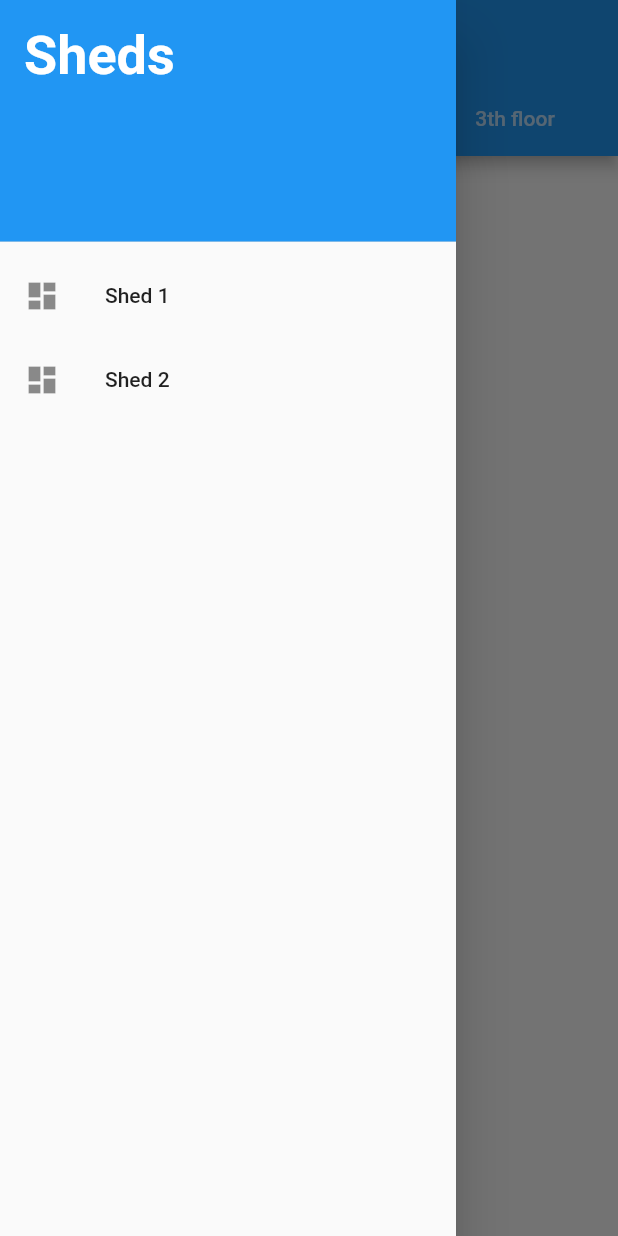
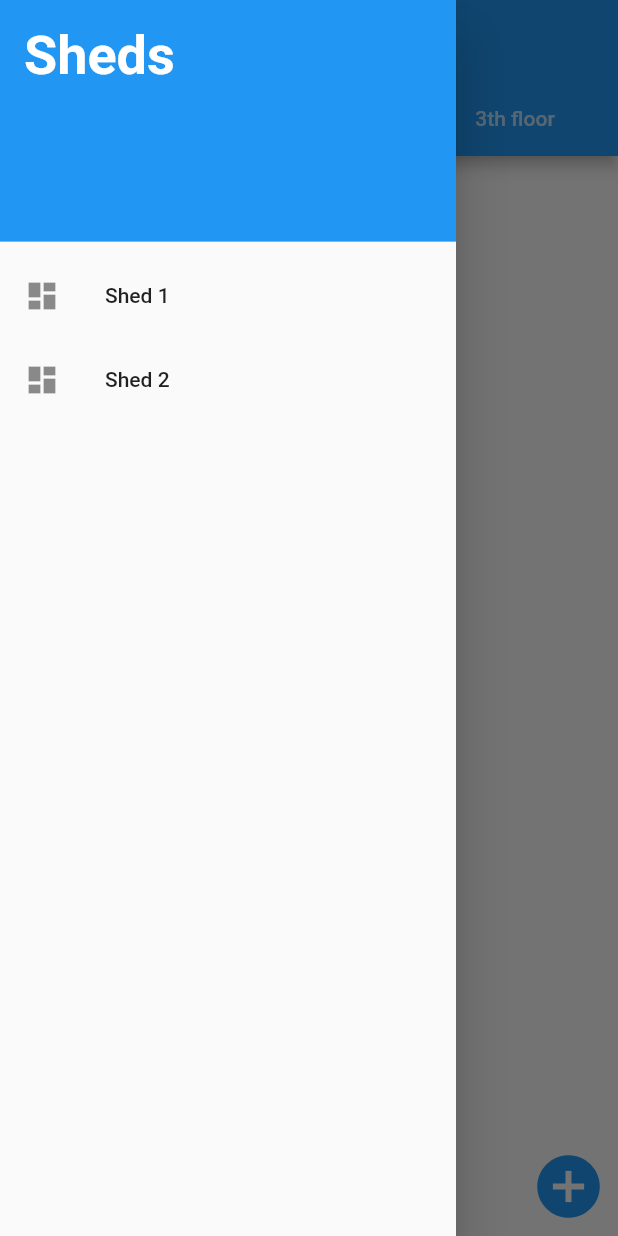
Before and after one commit to lucasguedes778/Propack, a Flutter app: the screen it shows after launch, with the side drawer open, on a phone screen of 412 x 824 dp. Run offline on Flutter 3.47's test engine with Material 2 defaults, Android fonts, the phone set to English and light mode, and no system bars; drawn by our look-alikes of reorderables.

Commit message:
Corrigindo bug no carregamento das caixas e na adição de novas caixas. Novo bug encontrado na remoção das caixas.

```diff
--- a/lib/boxesFloor.dart
+++ b/lib/boxesFloor.dart
@@ -177,6 +177,7 @@ class _BoxesFloorState extends State<BoxesFloor>{
               var dialogContext = context;
               return Dialog(
                 child: AddBoxDialog(
+                  totalClients: widget.totalClients,
                   boxesAmount: widget.boxesAmount,
                   floor: widget.floor,
                   dialogContext: dialogContext,
--- a/lib/shed.dart
+++ b/lib/shed.dart
@@ -4,6 +4,7 @@ import 'boxesFloor.dart';
 import 'generalData.dart';
 import 'package:flutter/services.dart';
 import 'dart:convert';
+import 'package:async/async.dart';
 
 //ignore: must_be_immutable
 class Shed extends StatefulWidget {
@@ -17,6 +18,7 @@ class Shed extends StatefulWidget {
 
 class _ShedState extends State<Shed> {
   int counter = 0;
+  final AsyncMemoizer _memoizer = AsyncMemoizer();
   @override
   void initState() {
 
@@ -27,29 +29,6 @@ class _ShedState extends State<Shed> {
       DeviceOrientation.portraitUp,
       DeviceOrientation.portraitDown,
     ]);
-
-    for(int i = 1; i < 4; i++){
-      readShedData(i).then((data){
-        if(data != null){
-          // print("Stored data: $data");
-          // print(this.mounted);
-          var decodedData = json.decode(data);
-          for(int j = 0; j < decodedData.length; j++){
-            decodedData[j]["reasons"] = decodedData[j]["reasons"].cast<String>().toList();
-            print("${decodedData[j]}");
-            setState((){
-              setState((){
-                widget.clients[i-1].add(ClientData(decodedData[j]["name"], decodedData[j]["reasons"], decodedData[j]["content"],decodedData[j]["isPallet"]));
-              });
-            });
-          }
-        }
-
-        counter += 1;
-      });
-
-    }
-    print("Finalizando!");
 
   }
 
@@ -66,7 +45,30 @@ class _ShedState extends State<Shed> {
     );
   }
 
+  _fetchData() {
+    return this._memoizer.runOnce(() async {
+      for(int i = 1; i < 4; i++){
+        await readShedData(i).then((data){
+          if(data != null){
+            print("Stored data: $data");
+            var decodedData = json.decode(data);
+            for(int j = 0; j < decodedData.length; j++){
+              decodedData[j]["reasons"] = decodedData[j]["reasons"].cast<String>().toList();
+              print("${decodedData[j]}");
+              setState((){
+                setState((){
+                  widget.clients[i-1].add(ClientData(decodedData[j]["name"], decodedData[j]["reasons"], decodedData[j]["content"],decodedData[j]["isPallet"]));
+                });
+              });
+            }
+          }
+        });
+      }
 
+      return 'completed';
+
+    });
+  }
 
 
 
@@ -145,9 +147,42 @@ class _ShedState extends State<Shed> {
           body: TabBarView(
               physics: NeverScrollableScrollPhysics(),
               children:[
-                floor(1),
-                floor(2),
-                floor(3)
+                FutureBuilder(
+                    future: this._fetchData(),
+                    builder: (context, snapshot){
+                      if(snapshot.hasData){
+                        return BoxesFloor(totalClients: widget.clients, shedTiles: widget.tiles,floor: 1,boxesAmount: widget.boxesAmount);
+                      }
+                      return Container(
+                        child: Center(
+                          child: CircularProgressIndicator()
+                        )
+                      );
+                    }),
+                  FutureBuilder(
+                      future: this._fetchData(),
+                      builder: (context, snapshot){
+                        if(snapshot.hasData){
+                          return BoxesFloor(totalClients: widget.clients, shedTiles: widget.tiles,floor: 2,boxesAmount: widget.boxesAmount);
+                        }
+                        return Container(
+                            child: Center(
+                                child: CircularProgressIndicator()
+                            )
+                        );
+                      }),
+                  FutureBuilder(
+                      future: this._fetchData(),
+                      builder: (context, snapshot){
+                        if(snapshot.hasData){
+                          return BoxesFloor(totalClients: widget.clients, shedTiles: widget.tiles,floor: 3,boxesAmount: widget.boxesAmount);
+                        }
+                        return Container(
+                            child: Center(
+                                child: CircularProgressIndicator()
+                            )
+                        );
+                      }),
               ]
           ),
         )
```
Also changed, not shown: lib/customized_widgets/add_box_dialog.dart (+4 -6 lines).
